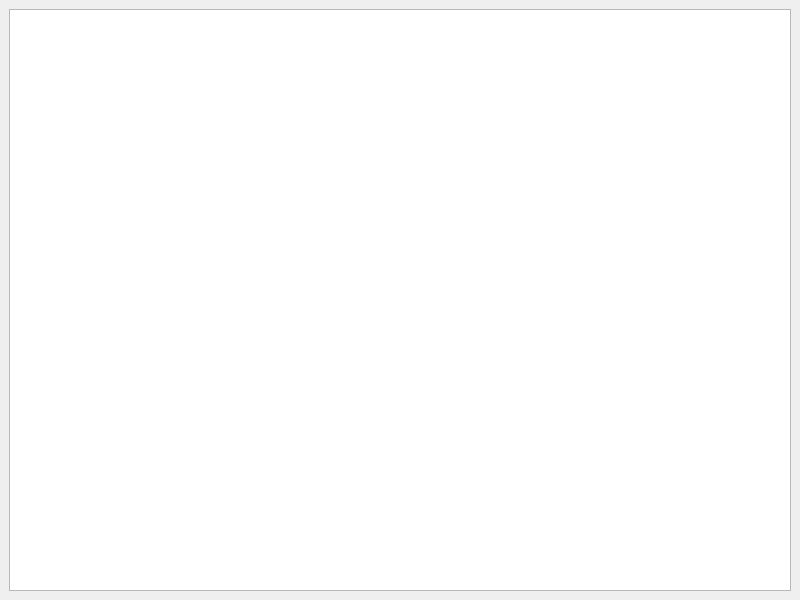
First picture: the form in main_window.ui, repository ReeceCrone/DungeonWalker, before the edit.
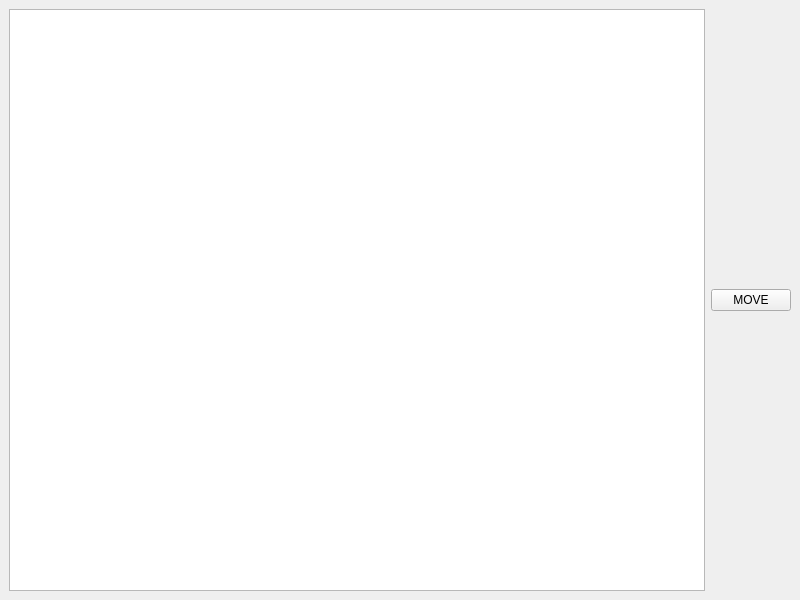
Second picture: the form after the edit.

Commit message: have added a green player cube as an overlay widget. currently just moves from left to right when move button is pressed

The edit to the form file:
```diff
--- a/main_window.ui
+++ b/main_window.ui
@@ -36,6 +36,13 @@
       </attribute>
      </widget>
     </item>
+    <item row="0" column="1">
+     <widget class="QPushButton" name="moveButton">
+      <property name="text">
+       <string>MOVE</string>
+      </property>
+     </widget>
+    </item>
    </layout>
   </widget>
  </widget>
```
The commit also changes 4 other files.
